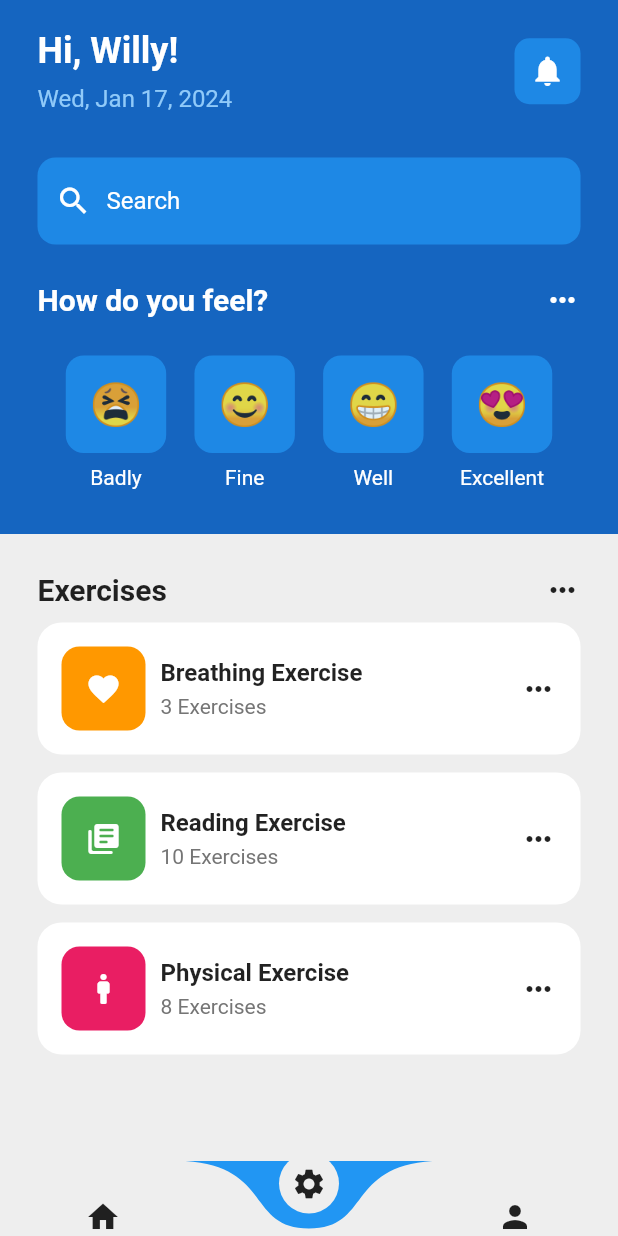
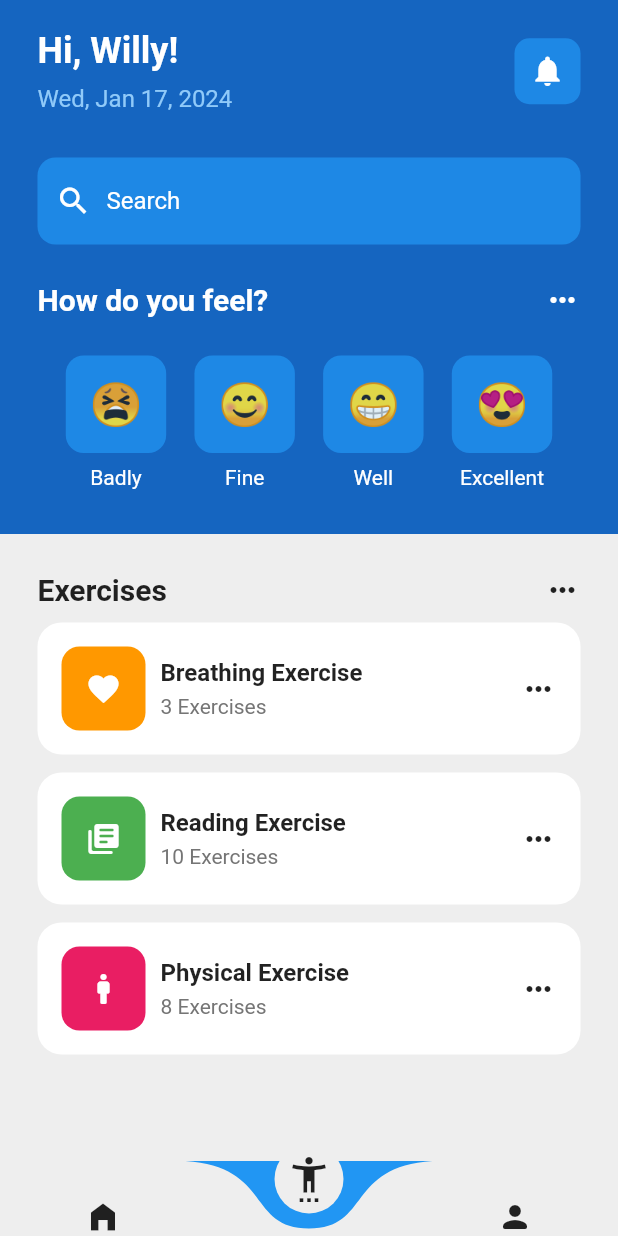
Before and after one commit to willy-dev/mentalhealthapp, a Flutter app: the screen it shows after launch, item 2 of the bottom bar chosen, on a phone screen of 412 x 824 dp. Run offline on Flutter 3.47's test engine with Material 2 defaults, Android fonts, the phone set to English and light mode, and no system bars; drawn by our look-alikes of curved_navigation_bar.

Commit message:
updated image in assets folder

```diff
--- a/lib/pages/home_page.dart
+++ b/lib/pages/home_page.dart
@@ -23,10 +23,13 @@ class _HomePageState extends State<HomePage> {
         height: 50,
         items: const [
           Icon(
-            Icons.home,
+            Icons.home_filled,
           ),
-          Icon(Icons.settings),
-          Icon(Icons.person),
+          Icon(
+            Icons.settings_accessibility,
+            size: 30,
+          ),
+          Icon(Icons.person_rounded),
         ],
       ),
       body: SafeArea(
```
Also changed, not shown: assets/images/mentalhealth.png.
